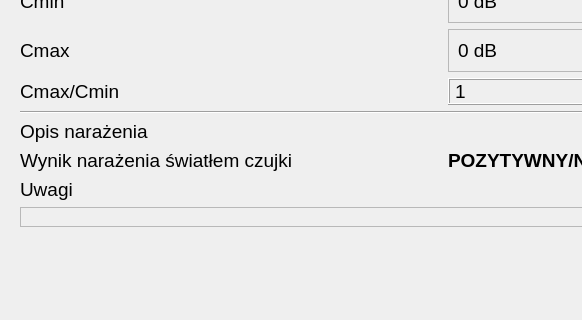
The window that CzujkiLinioweApp/oknopodsumowanietestu.ui (wiacekmarcin/CzujkiLiniowe) describes before a commit, drawn with Qt 5; both pictures show x 0 to 582 and y 198 to 518 of the 890 by 704 pixel window.
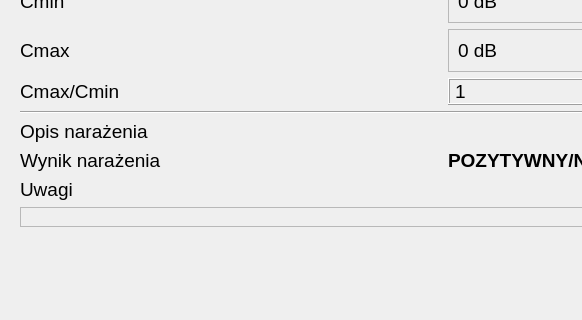
The same window after the commit. The open tabs and pages were chosen to show the change. Icons and pictures are not drawn.

```diff
--- a/CzujkiLinioweApp/oknopodsumowanietestu.ui
+++ b/CzujkiLinioweApp/oknopodsumowanietestu.ui
@@ -1977,7 +1977,7 @@
           </font>
          </property>
          <property name="text">
-          <string>Wynik narażenia światłem czujki</string>
+          <string>Wynik narażenia </string>
          </property>
         </widget>
        </item>
```
Left out of the diff: 6 changed lines with no effect on the pictures.
